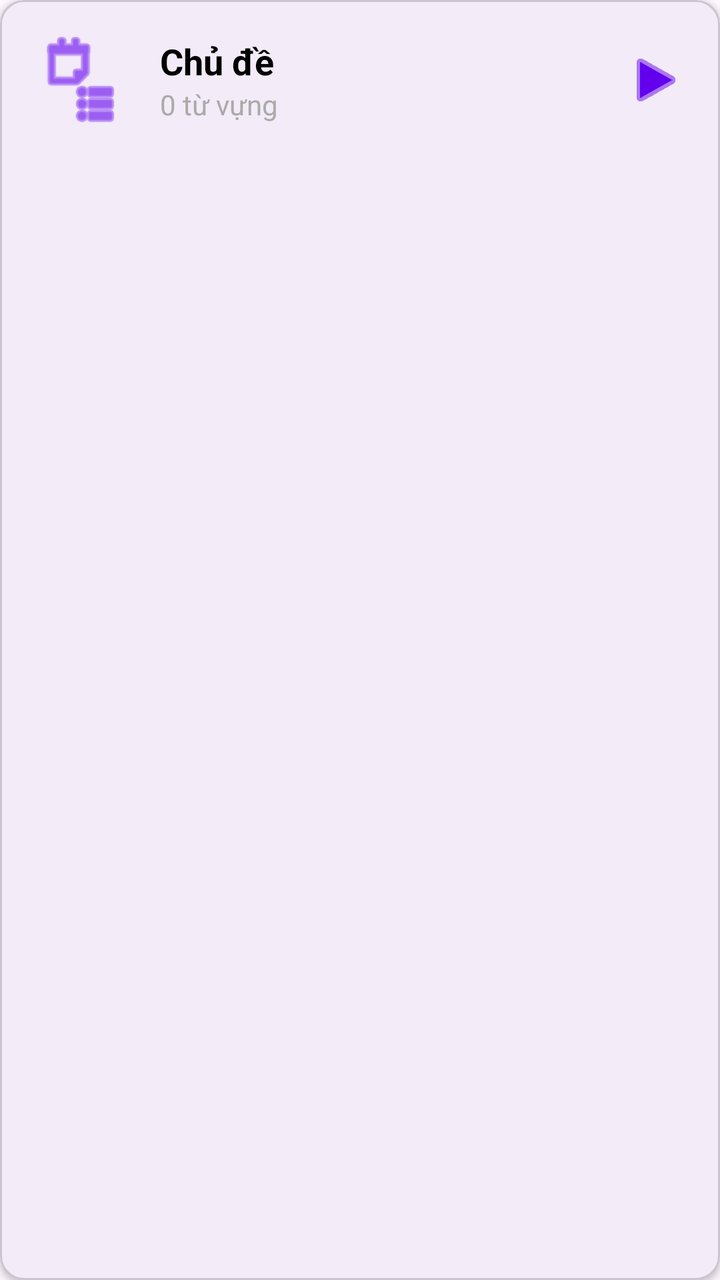
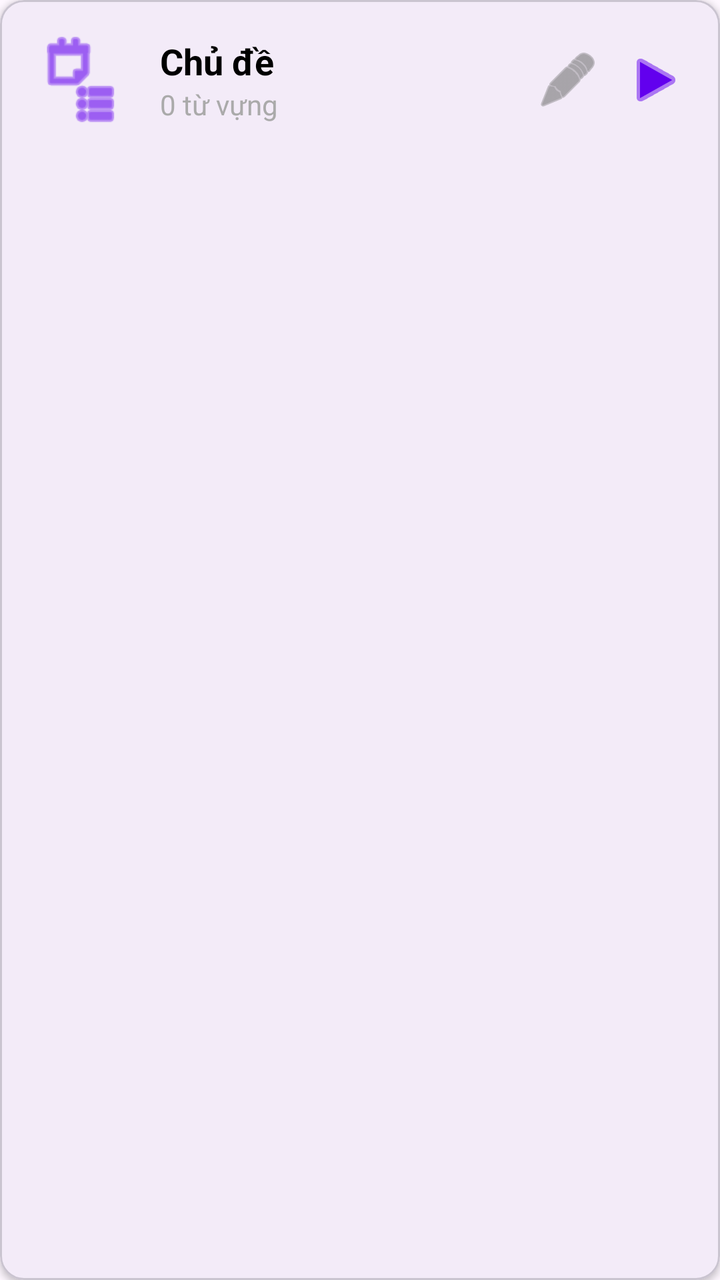

The first picture is an Android layout as it rendered before a commit; the second is the same layout after the commit. The layout source and the unified diff follow.
<!-- AndroidManifest.xml: application theme Theme.VocabularyApp -->
<!-- res/layout/item_category.xml -->
<?xml version="1.0" encoding="utf-8"?>
<com.google.android.material.card.MaterialCardView xmlns:android="http://schemas.android.com/apk/res/android"
    xmlns:app="http://schemas.android.com/apk/res-auto"
    android:layout_width="match_parent"
    android:layout_height="wrap_content"
    android:layout_marginHorizontal="16dp"
    android:layout_marginVertical="8dp"
    app:cardCornerRadius="12dp"
    app:cardElevation="2dp">

    <LinearLayout
        android:layout_width="match_parent"
        android:layout_height="wrap_content"
        android:gravity="center_vertical"
        android:orientation="horizontal"
        android:padding="16dp">

        <ImageView
            android:layout_width="48dp"
            android:layout_height="48dp"
            android:src="@android:drawable/ic_menu_agenda"
            app:tint="#6200EE" />

        <LinearLayout
            android:layout_width="0dp"
            android:layout_height="wrap_content"
            android:layout_marginStart="16dp"
            android:layout_weight="1"
            android:orientation="vertical">

            <TextView
                android:id="@+id/tvCategoryName"
                android:layout_width="wrap_content"
                android:layout_height="wrap_content"
                android:text="Chủ đề"
                android:textColor="@android:color/black"
                android:textSize="18sp"
                android:textStyle="bold" />

            <TextView
                android:id="@+id/tvWordCount"
                android:layout_width="wrap_content"
                android:layout_height="wrap_content"
                android:text="0 từ vựng"
                android:textColor="@android:color/darker_gray"
                android:textSize="14sp" />
        </LinearLayout>

        <ImageView
            android:layout_width="wrap_content"
            android:layout_height="wrap_content"
            android:src="@android:drawable/ic_media_play"
            app:tint="#6200EE" />

    </LinearLayout>
</com.google.android.material.card.MaterialCardView>
<!-- resources referenced by this layout -->
<resources>
  <style name="Theme.VocabularyApp" parent="Base.Theme.VocabularyApp" />
  <style name="Base.Theme.VocabularyApp" parent="Theme.Material3.DayNight.NoActionBar">
          
          
      </style>
</resources>

<!-- the commit's change to res/layout/item_category.xml (unified diff, before → after) -->
@@ -19,7 +19,8 @@
             android:layout_width="48dp"
             android:layout_height="48dp"
             android:src="@android:drawable/ic_menu_agenda"
-            app:tint="#6200EE" />
+            app:tint="#6200EE"
+            android:contentDescription="Category Icon" />
 
         <LinearLayout
             android:layout_width="0dp"
@@ -46,11 +47,25 @@
                 android:textSize="14sp" />
         </LinearLayout>
 
+        <ImageButton
+            android:id="@+id/btnEditCategory"
+            android:layout_width="40dp"
+            android:layout_height="40dp"
+            android:background="?attr/selectableItemBackgroundBorderless"
+            android:src="@android:drawable/ic_menu_edit"
+            app:tint="#757575"
+            android:contentDescription="Edit Category" />
+
+        <Space
+            android:layout_width="8dp"
+            android:layout_height="wrap_content" />
+
         <ImageView
             android:layout_width="wrap_content"
             android:layout_height="wrap_content"
             android:src="@android:drawable/ic_media_play"
-            app:tint="#6200EE" />
+            app:tint="#6200EE"
+            android:contentDescription="Start Study" />
 
     </LinearLayout>
 </com.google.android.material.card.MaterialCardView>
